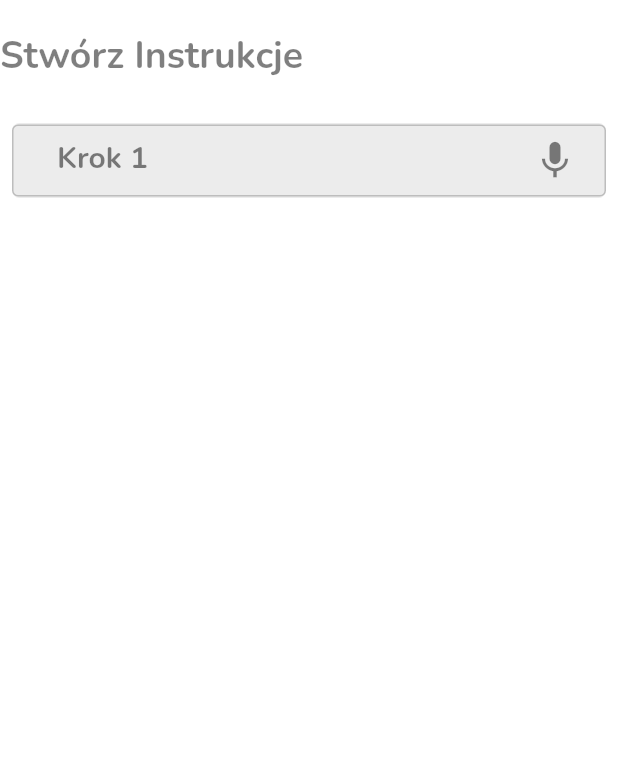
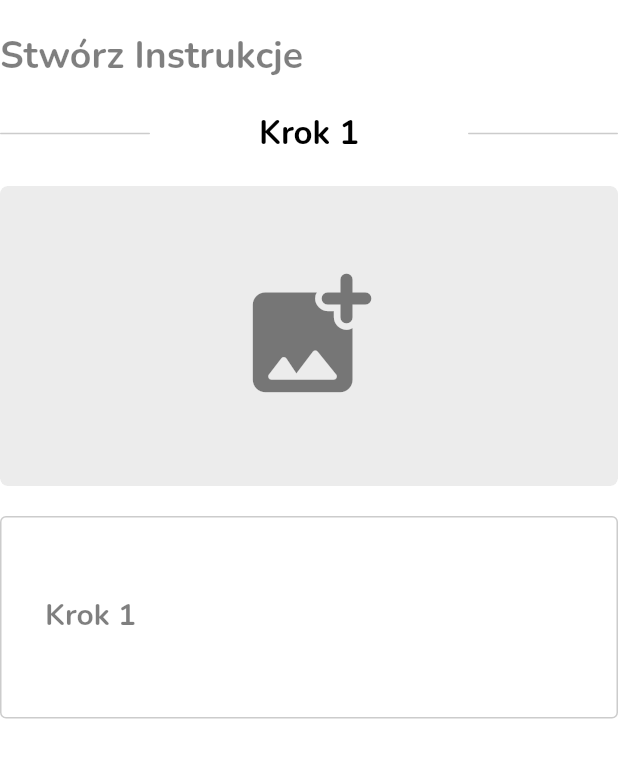
Before and after one commit to str000/RecycleLab, a Flutter app: the Intruction screen opened directly, on a phone screen of 412 x 824 dp. Shown: the top 758 px of the screen. Run offline on Flutter 3.47's test engine with Material 2 defaults, Android fonts, the phone set to English and light mode, and no system bars; our stand-ins replace double_back_to_close_app, firebase_auth, firebase_core, firebase_database, firebase_storage, flutter_slidable and 3 more; missing offline and left inert: snapping_sheet; accounts and stored records are empty.

Commit message:
Widget Kroku Edytora

```diff
--- a/lib/pages/creator/instruction.dart
+++ b/lib/pages/creator/instruction.dart
@@ -1,8 +1,13 @@
 import 'package:auth/theme/colors.dart';
 import 'package:auth/theme/text.dart';
+import 'package:auth/widgets/general_widgets.dart';
 import 'package:auth/widgets/sign_widgets.dart';
+import 'dart:io';
+import 'package:firebase_auth/firebase_auth.dart';
+import 'package:firebase_storage/firebase_storage.dart';
 import 'package:flutter/cupertino.dart';
 import 'package:flutter/material.dart';
+import 'package:image_picker/image_picker.dart';
 
 class Intruction extends StatefulWidget {
   const Intruction({Key? key}) : super(key: key);
@@ -12,34 +17,36 @@ class Intruction extends StatefulWidget {
 }
 
 class _Intruction extends State<Intruction> {
-  List<String> _steps = [];
-  String step = ' ';
-  var _numbersOfSteps = 1;
-  var currentIndex = 0;
+  final User? _currentUser = FirebaseAuth.instance.currentUser;
 
-  add(String name) {
-    _steps.add(name);
-  }
+  final _step1TextController = TextEditingController();
+  final _step1Focus = FocusNode();
 
-  del(int index) {
-    _steps.removeAt(index);
+  var _image;
+  var imagePicker;
+
+  Future<void> uploadFile() async {
+    await FirebaseStorage.instance
+        .ref('users/' + _currentUser!.uid + '/profile-photo.png')
+        .putFile(_image);
   }
 
   @override
   void initState() {
     super.initState();
-    setState(() {
-      _steps;
-      _numbersOfSteps;
-      currentIndex;
-    });
+    imagePicker = ImagePicker();
   }
 
   @override
   Widget build(BuildContext context) {
     return GestureDetector(
+      onTap: () {
+        _step1Focus.unfocus();
+      },
       child: Scaffold(
-        body: Padding(
+        body: SingleChildScrollView(
+          physics: const BouncingScrollPhysics(),
+          child: Padding(
             padding: const EdgeInsets.symmetric(vertical: 20),
             child: Column(
               children: [
@@ -51,59 +58,21 @@ class _Intruction extends State<Intruction> {
                     ),
                   ],
                 ),
-              const SizedBox(height: 20),
-              ListView.builder(
-                shrinkWrap: true,
-                physics: const NeverScrollableScrollPhysics(),
-                itemCount: _numbersOfSteps,
-                itemBuilder: (BuildContext context, int index) {
-                  return ClipRRect(
-                    borderRadius: BorderRadius.circular(5.0),
-                    child: Stack(
-                      children: [
-                        Padding(
-                          padding: const EdgeInsets.all(8.0),
-                          child: Container(
-                            height: 50,
-                            width: MediaQuery.of(context).size.width,
-                            decoration: BoxDecoration(
-                              color: const Color.fromRGBO(236, 236, 236, 1),
-                              borderRadius: BorderRadius.circular(5),
-                            ),
-                            child: Stack(
-                              alignment: Alignment.centerRight,
-                              children: [
-                                TextFormField(
-                                  style: signTextFormField,
-                                  decoration: CommonStyle.textFieldStyle(
-                                    labelTextStr: "Krok ${index + 1}",
-                                  ),
-                                  onChanged: (String? value) {
-                                    step = value!;
-                                    setState(() {});
+                GeneralWidgets.stepEditor(
+                  context: context,
+                  image: _image,
+                  photoClick: () async {
+                    XFile image = await imagePicker.pickImage(
+                        source: ImageSource.gallery);
+                    setState(() {
+                      _image = File(image.path);
+                    });
                   },
-                                ),
-                                Padding(
-                                  padding: const EdgeInsets.only(right: 10),
-                                  child: IconButton(
-                                    onPressed: () {
-                                      setState(() {});
-                                    },
-                                    icon: const Icon(Icons.mic),
-                                    color: halfBlackColor,
-                                    iconSize: 30,
-                                  ),
+                  textControler: _step1TextController,
+                  focusController: _step1Focus,
                 ),
               ],
             ),
-                          ),
-                        ),
-                      ],
-                    ),
-                  );
-                },
-              ),
-            ],
           ),
         ),
       ),
--- a/lib/widgets/general_widgets.dart
+++ b/lib/widgets/general_widgets.dart
@@ -1,4 +1,5 @@
 //Plugins
+import 'package:auth/widgets/sign_widgets.dart';
 import 'package:flutter/material.dart';
 import 'package:smooth_star_rating/smooth_star_rating.dart';
 //Theme
@@ -376,4 +377,111 @@ class GeneralWidgets {
       ),
     );
   }
+
+  static Column stepEditor({
+    final context,
+    final image,
+    final photoClick,
+    final focusController,
+    final textControler,
+  }) {
+    return Column(
+      children: [
+        const SizedBox(height: 20),
+        Row(
+          mainAxisAlignment: MainAxisAlignment.spaceBetween,
+          children: [
+            Container(
+              height: 1,
+              width: 100,
+              decoration: BoxDecoration(
+                borderRadius: BorderRadius.circular(2),
+                color: quarterBlackcolor,
+              ),
+            ),
+            const Text(
+              'Krok 1',
+              style: documentsText,
+            ),
+            Container(
+              height: 1,
+              width: 100,
+              decoration: BoxDecoration(
+                borderRadius: BorderRadius.circular(2),
+                color: quarterBlackcolor,
+              ),
+            ),
+          ],
+        ),
+        const SizedBox(height: 20),
+        ClipRRect(
+          borderRadius: BorderRadius.circular(5.0),
+          child: Stack(
+            children: [
+              Container(
+                height: 200,
+                width: MediaQuery.of(context).size.width,
+                decoration: BoxDecoration(
+                  color: contrastWhite,
+                  borderRadius: BorderRadius.circular(5),
+                ),
+                child: image != null
+                    ? Stack(
+                        alignment: Alignment.bottomRight,
+                        children: [
+                          Image.file(
+                            image,
+                            width: MediaQuery.of(context).size.width,
+                            height: 200,
+                            fit: BoxFit.cover,
+                          ),
+                          Padding(
+                            padding: const EdgeInsets.all(10),
+                            child: GeneralWidgets.actionButton(
+                              backgroundColor: quarterBlackcolor,
+                              icon: const Icon(
+                                Icons.image_rounded,
+                                color: Colors.black,
+                                size: 35,
+                              ),
+                              onClick: () {},
+                            ),
+                          ),
+                        ],
+                      )
+                    : Column(
+                        mainAxisAlignment: MainAxisAlignment.center,
+                        children: const [
+                          Icon(
+                            Icons.add_photo_alternate_rounded,
+                            color: halfBlackColor,
+                            size: 100,
+                          ),
+                        ],
+                      ),
+              ),
+              Positioned.fill(
+                child: Material(
+                  color: Colors.transparent,
+                  child: InkWell(
+                    onTap: photoClick,
+                  ),
+                ),
+              ),
+            ],
+          ),
+        ),
+        const SizedBox(height: 20),
+        TextFormField(
+          controller: textControler,
+          focusNode: focusController,
+          style: signTextFormField,
+          decoration: CommonStyle.textFieldStyle(
+            labelTextStr: "Krok 1",
+          ),
+          maxLines: 5,
+        ),
+      ],
+    );
+  }
 }
```
Lines whose indentation alone changed are shown as unchanged.
